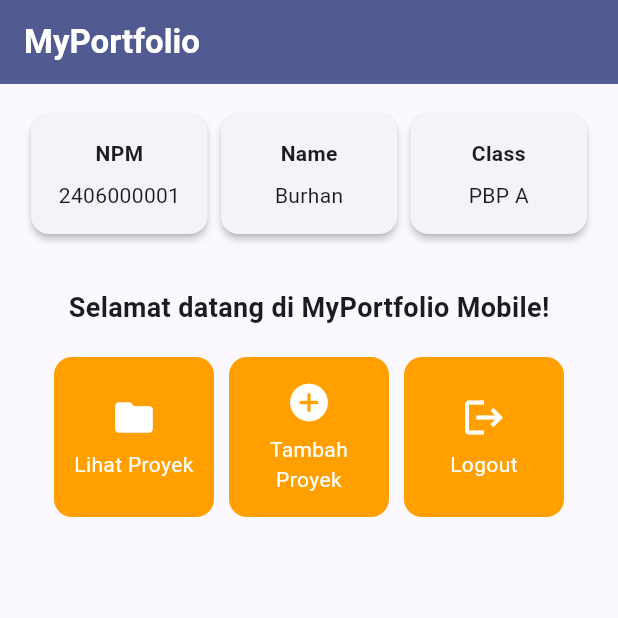
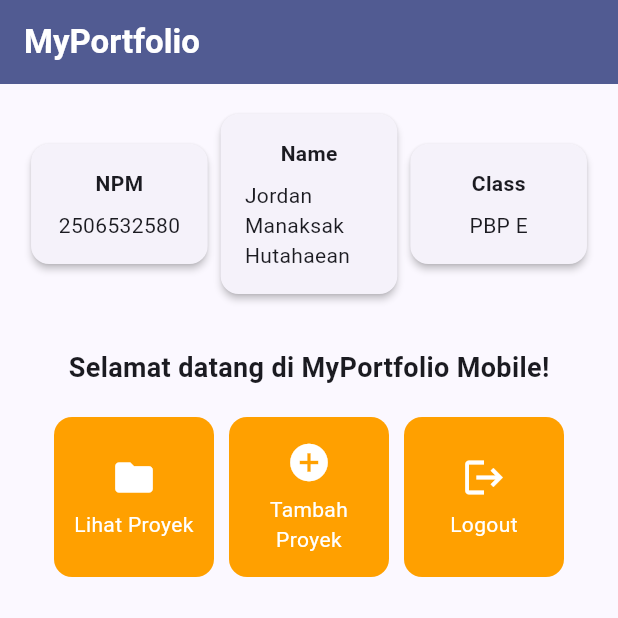
Before and after one commit to joan09go-dotcom/myportofolio_mobile, a Flutter app: the screen it shows after launch, on a phone screen of 412 x 824 dp, the top half of it. Run offline on Flutter 3.47's test engine with Material 3 defaults, Android fonts, the phone set to English and light mode, and no system bars.

Commit message:
feat: Mengganti profil Burhan dengan profil pribadi

```diff
--- a/lib/menu.dart
+++ b/lib/menu.dart
@@ -4,9 +4,9 @@ import 'package:flutter/material.dart';
 class MyHomePage extends StatelessWidget {
   MyHomePage({super.key});
 
-  final String npm = "2406000001";
-  final String nama = "Burhan";
-  final String kelas = "PBP A";
+  final String npm = "2506532580";
+  final String nama = "Jordan Manaksak Hutahaean";
+  final String kelas = "PBP E";
 
   final List<ItemHomepage> items = [
     ItemHomepage("Lihat Proyek", Icons.folder),
@@ -14,7 +14,7 @@ class MyHomePage extends StatelessWidget {
     ItemHomepage("Logout", Icons.logout),
   ];
 
-   @override
+  @override
   Widget build(BuildContext context) {
     // Scaffold menyediakan struktur visual dasar halaman (AppBar, Body, SnackBar).
     return Scaffold(
```
